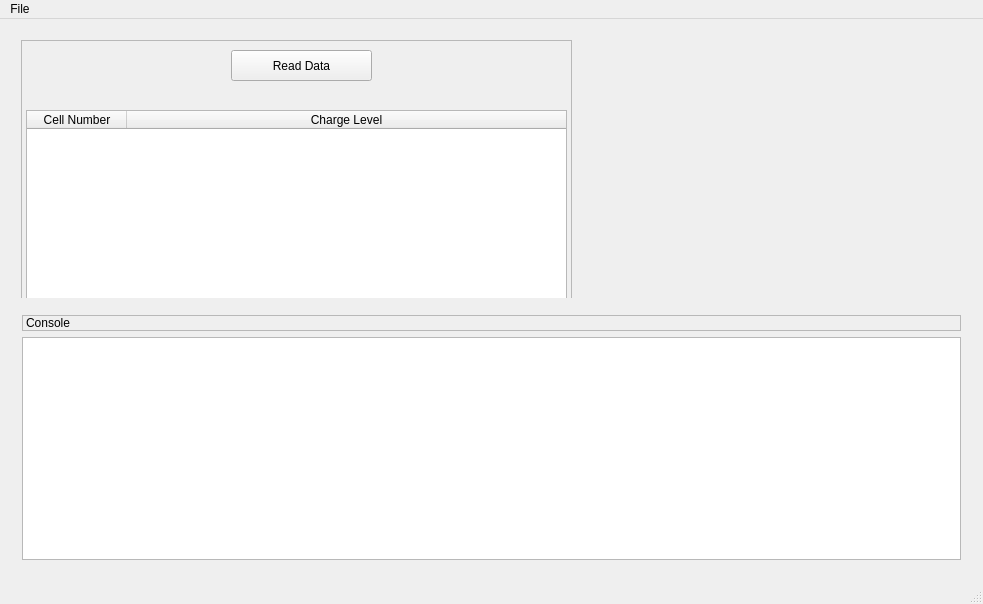
The window that mainwindow.ui (gcmvy3/voltron-dashboard) describes before a commit, drawn with Qt 5.
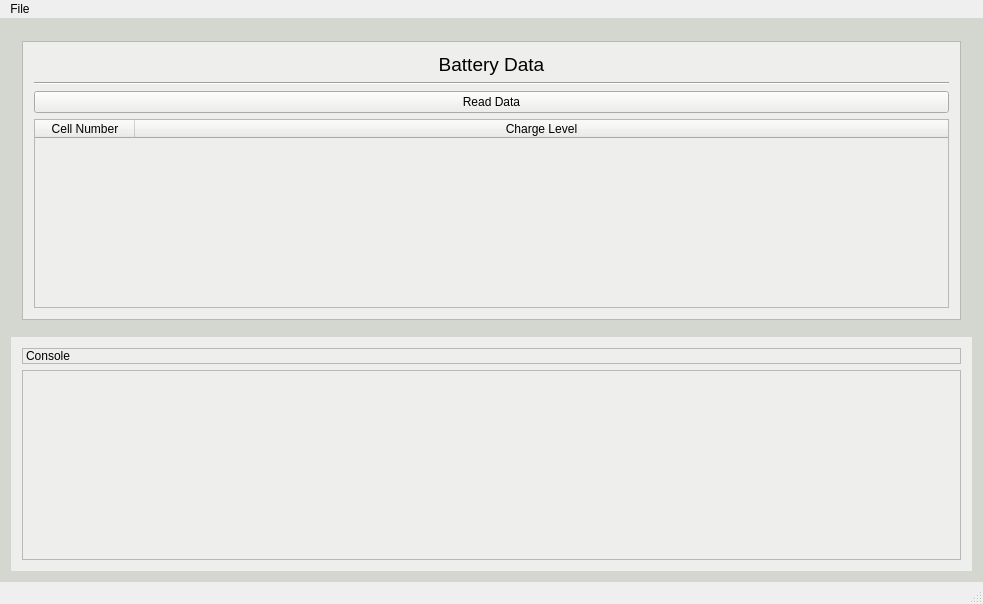
The same window after the commit. Custom widgets are drawn as their Qt base class.

The edit to the form file:
```diff
--- a/mainwindow.ui
+++ b/mainwindow.ui
@@ -14,17 +14,20 @@
    <string>MainWindow</string>
   </property>
   <widget class="QWidget" name="centralWidget">
+   <property name="styleSheet">
+    <string notr="true">background-color: rgb(211, 215, 207)</string>
+   </property>
    <layout class="QVBoxLayout" name="verticalLayout_2">
     <item>
      <widget class="BatteryWidget" name="batteryWidget" native="true">
+      <property name="styleSheet">
+       <string notr="true"/>
+      </property>
+      <layout class="QVBoxLayout" name="verticalLayout_4">
+       <item>
       <widget class="QFrame" name="frame">
-       <property name="geometry">
-        <rect>
-         <x>10</x>
-         <y>10</y>
-         <width>551</width>
-         <height>271</height>
-        </rect>
+         <property name="styleSheet">
+          <string notr="true">background-color: rgb(238, 238, 236)</string>
        </property>
        <property name="frameShape">
         <enum>QFrame::StyledPanel</enum>
@@ -32,15 +35,36 @@
        <property name="frameShadow">
         <enum>QFrame::Raised</enum>
        </property>
+         <layout class="QVBoxLayout" name="verticalLayout_5">
+          <item>
+           <layout class="QVBoxLayout" name="verticalLayout_3">
+            <item>
+             <widget class="QLabel" name="batteryLabel">
+              <property name="font">
+               <font>
+                <pointsize>14</pointsize>
+               </font>
+              </property>
+              <property name="autoFillBackground">
+               <bool>false</bool>
+              </property>
+              <property name="text">
+               <string>Battery Data</string>
+              </property>
+              <property name="alignment">
+               <set>Qt::AlignCenter</set>
+              </property>
+             </widget>
+            </item>
+            <item>
+             <widget class="Line" name="line">
+              <property name="orientation">
+               <enum>Qt::Horizontal</enum>
+              </property>
+             </widget>
+            </item>
+            <item>
        <widget class="QPushButton" name="batteryReadButton">
-        <property name="geometry">
-         <rect>
-          <x>210</x>
-          <y>10</y>
-          <width>141</width>
-          <height>31</height>
-         </rect>
-        </property>
         <property name="text">
          <string>Read Data</string>
         </property>
@@ -51,15 +75,9 @@
          <bool>false</bool>
         </property>
        </widget>
+            </item>
+            <item>
        <widget class="QTableWidget" name="batteryTable">
-        <property name="geometry">
-         <rect>
-          <x>5</x>
-          <y>70</y>
-          <width>541</width>
-          <height>192</height>
-         </rect>
-        </property>
         <property name="columnCount">
          <number>2</number>
         </property>
@@ -80,11 +98,20 @@
          </property>
         </column>
        </widget>
-      </widget>
+            </item>
+           </layout>
+          </item>
+         </layout>
+        </widget>
+       </item>
+      </layout>
      </widget>
     </item>
     <item>
      <widget class="ConsoleWidget" name="consoleWidget" native="true">
+      <property name="styleSheet">
+       <string notr="true">background-color: rgb(238, 238, 236)</string>
+      </property>
       <layout class="QVBoxLayout" name="verticalLayout">
        <item>
         <widget class="QLabel" name="label">
@@ -95,7 +122,7 @@
           </sizepolicy>
          </property>
          <property name="autoFillBackground">
-          <bool>true</bool>
+          <bool>false</bool>
          </property>
          <property name="frameShape">
           <enum>QFrame::StyledPanel</enum>
```
Lines whose indentation alone changed are shown as unchanged.
